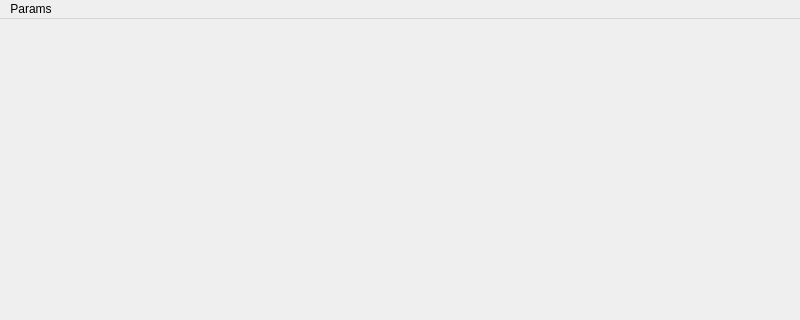
The window that src/ll_qgis_uav_realtime/mainwindow.ui (liuleidong/qgis_cpp_api_apps) describes before a commit, drawn with Qt 5; both pictures show x 0 to 800 and y 0 to 320 of the 800 by 600 pixel window.
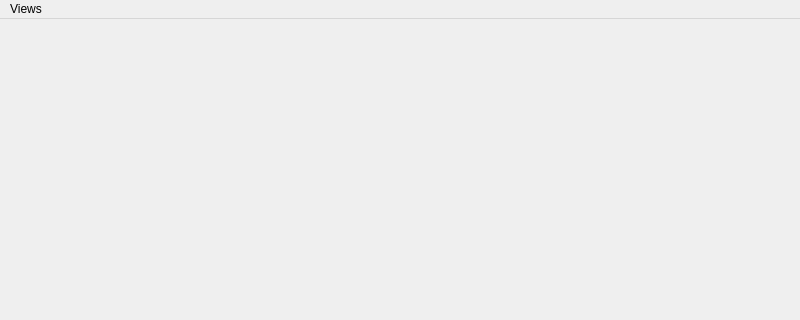
The same window after the commit.

Commit message: add list alg ui

```diff
--- a/src/ll_qgis_uav_realtime/mainwindow.ui
+++ b/src/ll_qgis_uav_realtime/mainwindow.ui
@@ -25,7 +25,7 @@
    </property>
    <widget class="QMenu" name="menuParams">
     <property name="title">
-     <string>Params</string>
+     <string>Views</string>
     </property>
    </widget>
    <addaction name="menuParams"/>
```
The commit also changes 5 other files.
